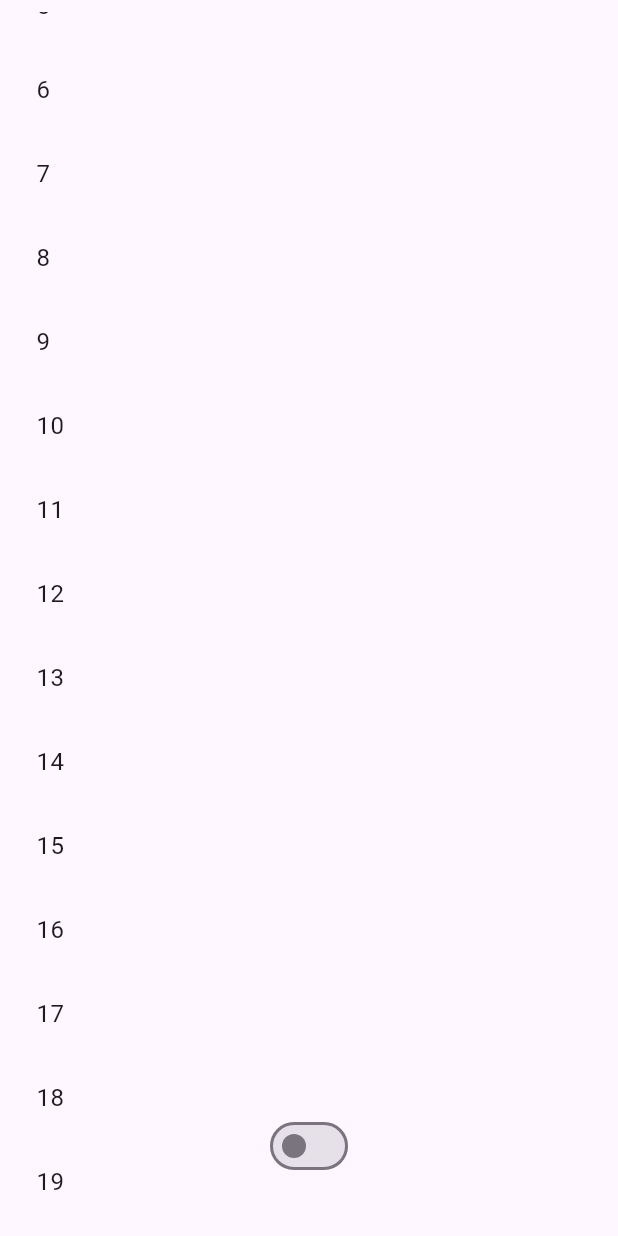
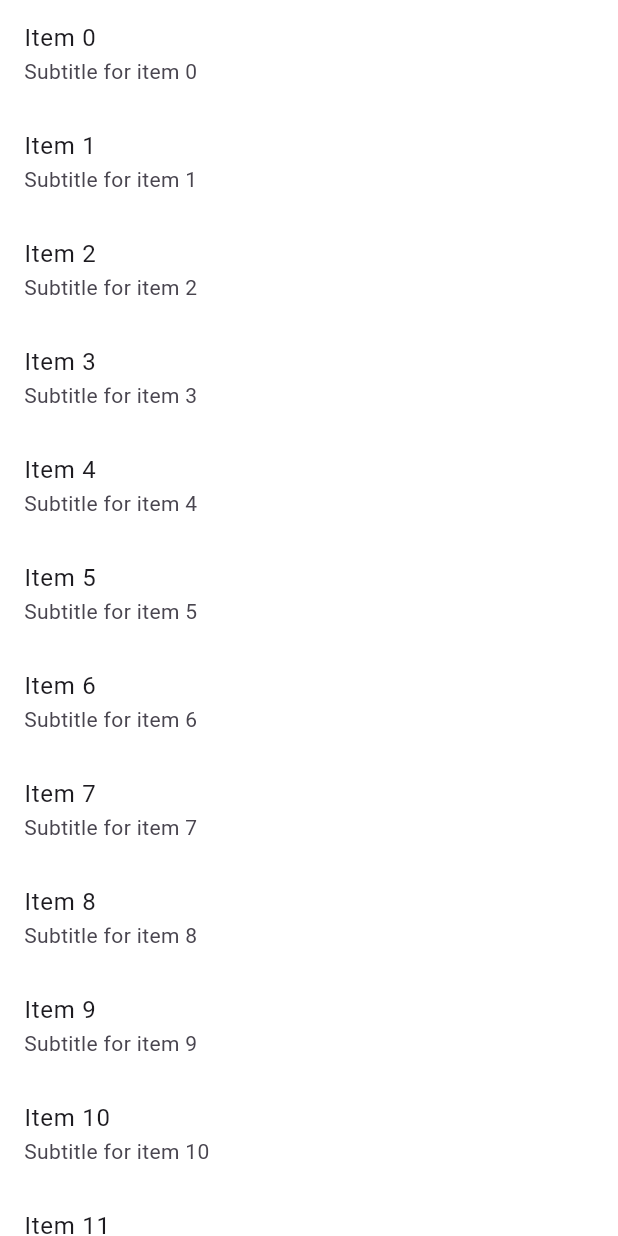
Before and after one commit to wosika/variable_blur, a Flutter app: the screen it shows after launch, on a phone screen of 412 x 824 dp. Run offline on Flutter 3.47's test engine with Material 3 defaults, Android fonts, the phone set to English and light mode, and no system bars; missing offline and left inert: flutter_shaders.

Commit message:
with all sides

```diff
--- a/example/lib/gradual_background_blur.dart
+++ b/example/lib/gradual_background_blur.dart
@@ -1,6 +1,7 @@
 import 'dart:ui';
 import 'package:flutter/material.dart';
 import 'package:variable_blur/variable_blur.dart';
+import 'dart:math' as math;
 
 class GradualBackgroundBlur extends StatefulWidget {
   const GradualBackgroundBlur({super.key});
@@ -67,7 +68,7 @@ class _GradualBackgroundBlurState extends State<GradualBackgroundBlur> {
                     }
                     if (index == 1) {
                       return Container(
-                        child: Image.asset('assets/rg.jpg', fit: BoxFit.cover),
+                        child: Image.network(getTempLink(), fit: BoxFit.cover),
                       );
                     }
                     return ListTile(title: Text(index.toString()));
@@ -115,11 +116,17 @@ class _GradualBackgroundBlurState extends State<GradualBackgroundBlur> {
       return child;
     } else {
       return VariableBlur(
-        progress: 4,
-        blurArea: -0.2,
-        axis: Axis.vertical,
+        sigma: 0, // Blur strength
+        blurSides: BlurSides.vertical(
+          top: 0, // Blur top 20%
+          bottom: 0.3, // Blur bottom 10%
+        ),
         child: child,
       );
     }
   }
 }
+
+String getTempLink({int height = 812, int width = 375}) {
+  return 'https://picsum.photos/$width/$height';
+}
--- /dev/null
+++ b/example/lib/imaged_background.dart
@@ -0,0 +1,47 @@
+import 'dart:ui';
+
+import 'package:example/gradual_background_blur.dart';
+import 'package:flutter/material.dart';
+import 'package:variable_blur/variable_blur.dart';
+
+class ImagedBackground extends StatelessWidget {
+  const ImagedBackground({super.key});
+
+  @override
+  Widget build(BuildContext context) {
+    return Scaffold(
+      backgroundColor: Colors.white,
+      body: VariableBlur(
+        sigma: 8, // Adjust this value to control the blur intensity
+        blurSides: BlurSides.vertical(
+          top: 0.3,
+          bottom: 0.25,
+        ), // Adjust the blur sides as needed
+        child: Stack(
+          children: [
+            // Background image
+            // Positioned.fill(
+            //   child: Image.network(
+            //     getTempLink(), // Replace with your image path
+            //     fit: BoxFit.cover,
+            //   ),
+            // ),
+            // Foreground content
+            Container(
+              color: Colors.white,
+              child: ListView.builder(
+                itemCount: 20,
+                itemBuilder: (context, index) {
+                  return ListTile(
+                    title: Text('Item $index'),
+                    subtitle: Text('Subtitle for item $index'),
+                  );
+                },
+              ),
+            ),
+          ],
+        ),
+      ),
+    );
+  }
+}
--- a/example/lib/main.dart
+++ b/example/lib/main.dart
@@ -1,4 +1,5 @@
 import 'package:example/gradual_background_blur.dart';
+import 'package:example/imaged_background.dart';
 import 'package:flutter/material.dart';
 
 void main() {
@@ -10,6 +11,6 @@ class MyApp extends StatelessWidget {
 
   @override
   Widget build(BuildContext context) {
-    return MaterialApp(title: 'Flutter Demo', home: GradualBackgroundBlur());
+    return MaterialApp(title: 'Flutter Demo', home: ImagedBackground());
   }
 }
--- a/lib/src/enum/blur_side.dart
+++ /dev/null
@@ -1 +0,0 @@
-enum BlurSide { top, bottom, left, right }
--- /dev/null
+++ b/lib/src/models/blur_side.dart
@@ -0,0 +1,19 @@
+class BlurSides {
+  final double top;
+  final double bottom;
+  final double left;
+  final double right;
+
+  const BlurSides._({
+    this.top = 0.0,
+    this.bottom = 0.0,
+    this.left = 0.0,
+    this.right = 0.0,
+  });
+
+  const BlurSides.horizontal({double left = 0.0, double right = 0.0})
+    : this._(left: left, right: right);
+
+  const BlurSides.vertical({double top = 0.0, double bottom = 0.0})
+    : this._(top: top, bottom: bottom);
+}
--- a/lib/src/tilt_shift_blur.dart
+++ b/lib/src/tilt_shift_blur.dart
@@ -1,29 +1,32 @@
 import 'package:flutter/material.dart';
 import 'package:flutter_shaders/flutter_shaders.dart';
+import 'package:variable_blur/src/models/blur_side.dart';
 
 class VariableBlur extends StatelessWidget {
   const VariableBlur({
     super.key,
     required this.child,
-    required this.progress,
-    required this.blurArea, // Extent + direction (positive/negative)
-    required this.axis, // Axis.vertical or Axis.horizontal
+    required this.sigma,
+    required this.blurSides, // Replaces focusHeight and axis
   });
 
   final Widget child;
-  final double progress;
-  final double blurArea;
-  final Axis axis; // Determines blur direction (vertical/horizontal)
+  final double sigma;
+  final BlurSides blurSides; // Configure extents for each side
 
   @override
   Widget build(BuildContext context) {
     return ShaderBuilder((context, shader, _) {
       return AnimatedSampler((image, size, canvas) {
-        shader.setFloat(0, size.width); // uViewSize.x
-        shader.setFloat(1, size.height); // uViewSize.y
-        shader.setFloat(2, progress); // sigma
-        shader.setFloat(3, blurArea); // blurHeight (extent + direction)
-        shader.setFloat(4, axis == Axis.horizontal ? 1.0 : 0.0); // blurAxis
+        // Pass all four extents to the shader
+        shader
+          ..setFloat(0, size.width) // uViewSize.x
+          ..setFloat(1, size.height) // uViewSize.y
+          ..setFloat(2, sigma) // sigma
+          ..setFloat(3, blurSides.top)
+          ..setFloat(4, blurSides.bottom)
+          ..setFloat(5, blurSides.left)
+          ..setFloat(6, blurSides.right);
 
         shader.setImageSampler(0, image); // uTexture
         canvas.drawRect(
--- a/lib/variable_blur.dart
+++ b/lib/variable_blur.dart
@@ -1,4 +1,4 @@
 library;
 
 export 'src/tilt_shift_blur.dart';
-export 'src/enum/blur_side.dart';
+export 'src/models/blur_side.dart';
```
Also changed, not shown: 1 other file.
